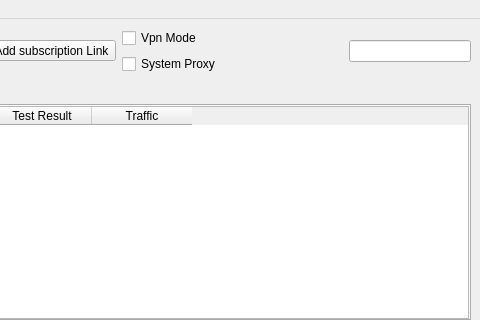
First picture: the form in ui/mainwindow.ui, repository mrst2000/MrLinux, before the edit; both pictures show x 320 to 800 and y 0 to 320 of the 800 by 600 pixel window.
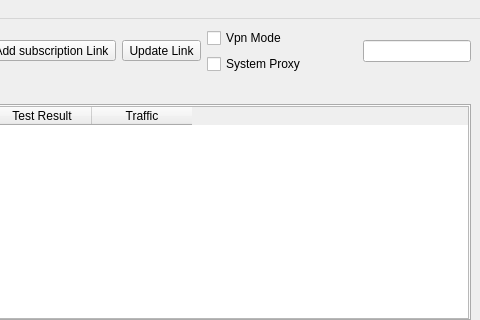
Second picture: the form after the edit. Icons and pictures are not drawn. Custom widgets are drawn as their Qt base class.

Patch:
```diff
--- a/ui/mainwindow.ui
+++ b/ui/mainwindow.ui
@@ -138,6 +138,29 @@
         </property>
        </widget>
       </item>
+      <item>
+       <widget class="QToolButton" name="menu_update_subscription2">
+        <property name="text">
+         <string>Update Link</string>
+        </property>
+        <property name="icon">
+         <iconset theme="b-system-software-update">
+          <normaloff>.</normaloff>.</iconset>
+        </property>
+        <property name="iconSize">
+         <size>
+          <width>24</width>
+          <height>24</height>
+         </size>
+        </property>
+        <property name="popupMode">
+         <enum>QToolButton::InstantPopup</enum>
+        </property>
+        <property name="toolButtonStyle">
+         <enum>Qt::ToolButtonTextUnderIcon</enum>
+        </property>
+       </widget>
+      </item>
       <item>
        <layout class="QVBoxLayout" name="verticalLayout_4">
         <item>
```
